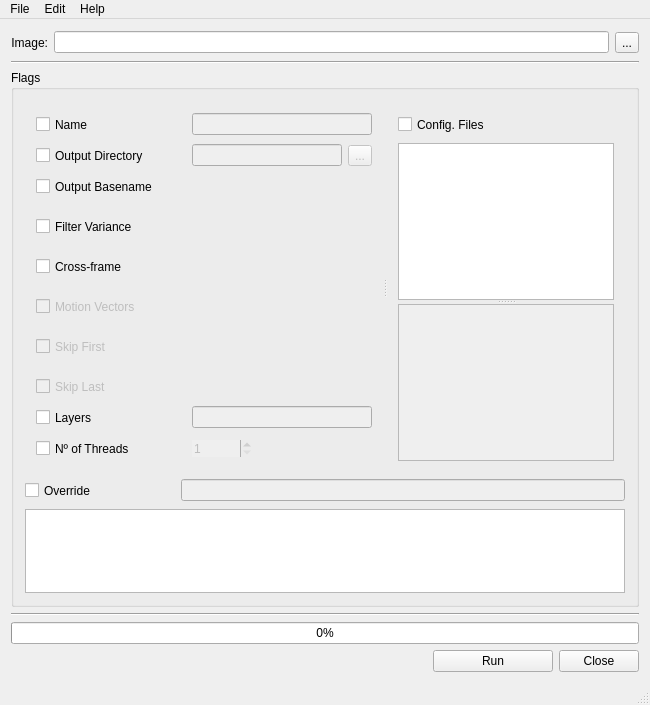
andreagen0r/rmDenoise, file mainwindow.ui: the form before one commit.
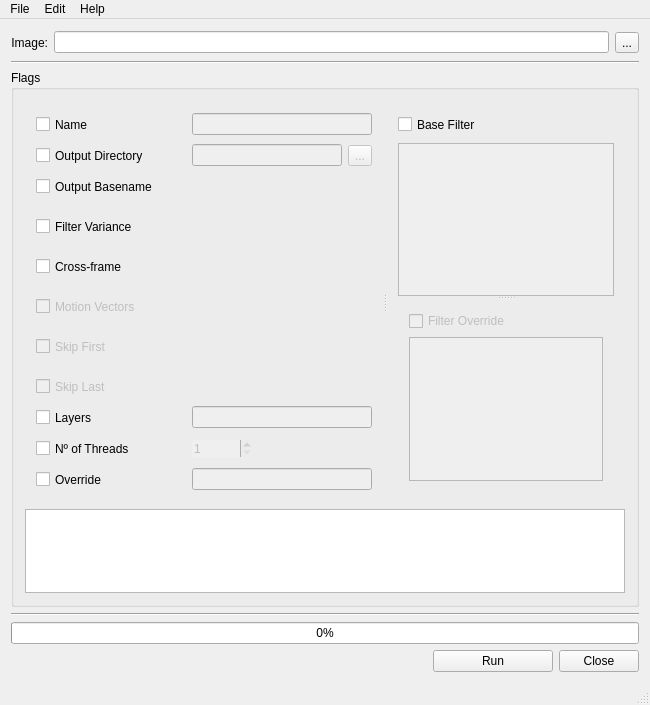
The form after the commit.

```diff
--- a/mainwindow.ui
+++ b/mainwindow.ui
@@ -29,7 +29,7 @@
    <string notr="true"/>
   </property>
   <widget class="QWidget" name="centralWidget">
-   <layout class="QVBoxLayout" name="verticalLayout_5">
+   <layout class="QVBoxLayout" name="verticalLayout_7">
     <item>
      <layout class="QHBoxLayout" name="horizontalLayout_7">
       <item>
@@ -121,7 +121,7 @@
       <property name="checkable">
        <bool>false</bool>
       </property>
-      <layout class="QVBoxLayout" name="verticalLayout_4">
+      <layout class="QVBoxLayout" name="verticalLayout_6">
        <item>
         <widget class="QSplitter" name="splitter_2">
          <property name="orientation">
@@ -131,6 +131,8 @@
           <bool>false</bool>
          </property>
          <widget class="QWidget" name="layoutWidget">
+          <layout class="QVBoxLayout" name="verticalLayout_5">
+           <item>
           <layout class="QVBoxLayout" name="verticalLayout_3">
            <item>
             <layout class="QHBoxLayout" name="horizontalLayout_6">
@@ -565,9 +567,50 @@
             </spacer>
            </item>
           </layout>
-         </widget>
-         <widget class="QWidget" name="">
-          <layout class="QVBoxLayout" name="verticalLayout_2">
+           </item>
+           <item>
+            <layout class="QHBoxLayout" name="horizontalLayout_2">
+             <item>
+              <widget class="QCheckBox" name="chbox_override">
+               <property name="minimumSize">
+                <size>
+                 <width>150</width>
+                 <height>25</height>
+                </size>
+               </property>
+               <property name="maximumSize">
+                <size>
+                 <width>16777215</width>
+                 <height>16777215</height>
+                </size>
+               </property>
+               <property name="focusPolicy">
+                <enum>Qt::StrongFocus</enum>
+               </property>
+               <property name="toolTip">
+                <string>&lt;html&gt;&lt;head/&gt;&lt;body&gt;&lt;p&gt;&lt;span style=&quot; font-size:12pt;&quot;&gt;Flag: &lt;/span&gt;&lt;span style=&quot; font-family:'Menlo'; font-size:12pt; font-weight:600; color:#000000;&quot;&gt;--override&lt;/span&gt;&lt;/p&gt;&lt;p&gt;&lt;span style=&quot; font-family:'Menlo'; font-size:12pt; color:#000000;&quot;&gt;Override a value from filter definition file.  Can use multiple times.  If last flag, follow with -- before input file names.  Examples:&lt;/span&gt;&lt;/p&gt;&lt;p&gt;&lt;span style=&quot; font-family:'Menlo'; font-size:12pt; color:#000000;&quot;&gt;--override strength 0.5&lt;/span&gt;&lt;/p&gt;&lt;p&gt;&lt;span style=&quot; font-family:'Menlo'; font-size:12pt; color:#000000;&quot;&gt;--override 'kernels[1].params.sigma_albedo' 0.05&lt;/span&gt;&lt;/p&gt;&lt;p&gt;&lt;span style=&quot; font-family:'Menlo'; font-size:12pt; color:#000000;&quot;&gt;--override debugPixel '[336, 209]'&lt;/span&gt;&lt;/p&gt;&lt;/body&gt;&lt;/html&gt;</string>
+               </property>
+               <property name="text">
+                <string>Override</string>
+               </property>
+              </widget>
+             </item>
+             <item>
+              <widget class="QLineEdit" name="lineEdit_override">
+               <property name="enabled">
+                <bool>false</bool>
+               </property>
+               <property name="focusPolicy">
+                <enum>Qt::StrongFocus</enum>
+               </property>
+              </widget>
+             </item>
+            </layout>
+           </item>
+          </layout>
+         </widget>
+         <widget class="QWidget" name="layoutWidget">
+          <layout class="QVBoxLayout" name="verticalLayout_4">
            <item>
             <widget class="QCheckBox" name="chbox_f">
              <property name="minimumSize">
@@ -592,36 +635,60 @@
               <enum>Qt::LeftToRight</enum>
              </property>
              <property name="text">
-              <string>Config. Files</string>
+              <string>Base Filter</string>
              </property>
             </widget>
            </item>
            <item>
             <widget class="QSplitter" name="splitter">
-             <property name="orientation">
-              <enum>Qt::Vertical</enum>
-             </property>
-             <property name="childrenCollapsible">
-              <bool>false</bool>
-             </property>
-             <widget class="QListWidget" name="listWidget">
               <property name="sizePolicy">
-               <sizepolicy hsizetype="Expanding" vsizetype="Maximum">
+              <sizepolicy hsizetype="Expanding" vsizetype="Expanding">
                 <horstretch>0</horstretch>
                 <verstretch>0</verstretch>
                </sizepolicy>
               </property>
+             <property name="orientation">
+              <enum>Qt::Vertical</enum>
+             </property>
+             <property name="childrenCollapsible">
+              <bool>false</bool>
+             </property>
+             <widget class="QListWidget" name="listWidget_defaultConfigFiles">
+              <property name="enabled">
+               <bool>false</bool>
+              </property>
+              <property name="modelColumn">
+               <number>0</number>
+              </property>
              </widget>
+             <widget class="QWidget" name="layoutWidget">
+              <layout class="QVBoxLayout" name="verticalLayout_2">
+               <item>
+                <widget class="QCheckBox" name="chbox_filterOverride">
+                 <property name="enabled">
+                  <bool>false</bool>
+                 </property>
+                 <property name="toolTip">
+                  <string>&lt;html&gt;
+&lt;head/&gt;
+&lt;body&gt;
+&lt;h1&gt;Título&lt;/h1&gt;
+&lt;h2&gt;Sub-Título&lt;/h2&gt;
+&lt;h3&gt;Sub-Título&lt;/h3&gt;
+&lt;h4&gt;Sub-Título&lt;/h4&gt;
+&lt;/body&gt;
+&lt;/html&gt;</string>
+                 </property>
+                 <property name="text">
+                  <string>Filter Override</string>
+                 </property>
+                </widget>
+               </item>
+               <item>
              <widget class="QListWidget" name="listWidget_configFiles">
               <property name="enabled">
                <bool>false</bool>
               </property>
-              <property name="sizePolicy">
-               <sizepolicy hsizetype="Expanding" vsizetype="Expanding">
-                <horstretch>0</horstretch>
-                <verstretch>0</verstretch>
-               </sizepolicy>
-              </property>
               <property name="minimumSize">
                <size>
                 <width>0</width>
@@ -641,50 +708,14 @@
                <enum>QAbstractItemView::ExtendedSelection</enum>
               </property>
              </widget>
-            </widget>
            </item>
           </layout>
          </widget>
         </widget>
        </item>
-       <item>
-        <layout class="QHBoxLayout" name="horizontalLayout_2">
-         <item>
-          <widget class="QCheckBox" name="chbox_override">
-           <property name="minimumSize">
-            <size>
-             <width>150</width>
-             <height>25</height>
-            </size>
-           </property>
-           <property name="maximumSize">
-            <size>
-             <width>16777215</width>
-             <height>16777215</height>
-            </size>
-           </property>
-           <property name="focusPolicy">
-            <enum>Qt::StrongFocus</enum>
-           </property>
-           <property name="toolTip">
-            <string>&lt;html&gt;&lt;head/&gt;&lt;body&gt;&lt;p&gt;&lt;span style=&quot; font-size:12pt;&quot;&gt;Flag: &lt;/span&gt;&lt;span style=&quot; font-family:'Menlo'; font-size:12pt; font-weight:600; color:#000000;&quot;&gt;--override&lt;/span&gt;&lt;/p&gt;&lt;p&gt;&lt;span style=&quot; font-family:'Menlo'; font-size:12pt; color:#000000;&quot;&gt;Override a value from filter definition file.  Can use multiple times.  If last flag, follow with -- before input file names.  Examples:&lt;/span&gt;&lt;/p&gt;&lt;p&gt;&lt;span style=&quot; font-family:'Menlo'; font-size:12pt; color:#000000;&quot;&gt;--override strength 0.5&lt;/span&gt;&lt;/p&gt;&lt;p&gt;&lt;span style=&quot; font-family:'Menlo'; font-size:12pt; color:#000000;&quot;&gt;--override 'kernels[1].params.sigma_albedo' 0.05&lt;/span&gt;&lt;/p&gt;&lt;p&gt;&lt;span style=&quot; font-family:'Menlo'; font-size:12pt; color:#000000;&quot;&gt;--override debugPixel '[336, 209]'&lt;/span&gt;&lt;/p&gt;&lt;/body&gt;&lt;/html&gt;</string>
-           </property>
-           <property name="text">
-            <string>Override</string>
-           </property>
-          </widget>
-         </item>
-         <item>
-          <widget class="QLineEdit" name="lineEdit_override">
-           <property name="enabled">
-            <bool>false</bool>
-           </property>
-           <property name="focusPolicy">
-            <enum>Qt::StrongFocus</enum>
-           </property>
-          </widget>
-         </item>
-        </layout>
+          </layout>
+         </widget>
+        </widget>
        </item>
        <item>
         <widget class="QTextEdit" name="textEdit_commandLine">
```
Left out of the diff: 10 changed lines with no effect on the pictures. Lines whose indentation alone changed are shown as unchanged.
